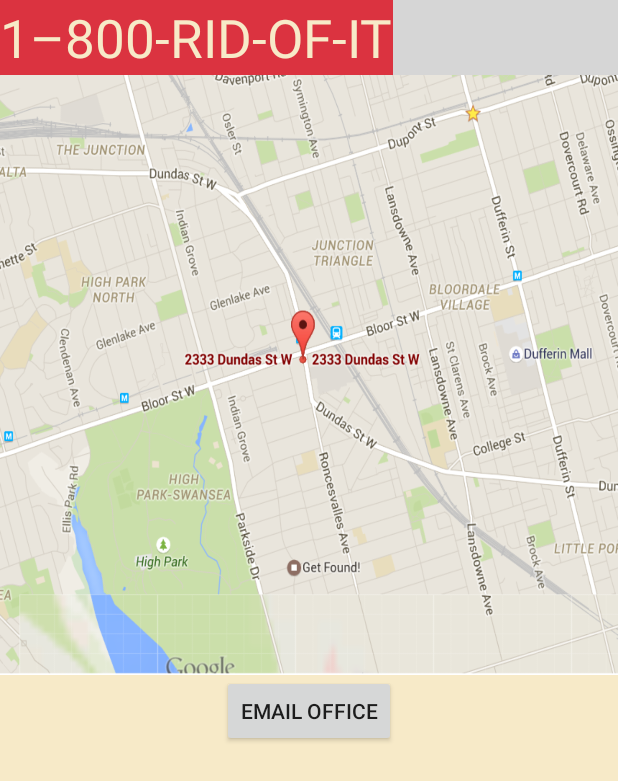
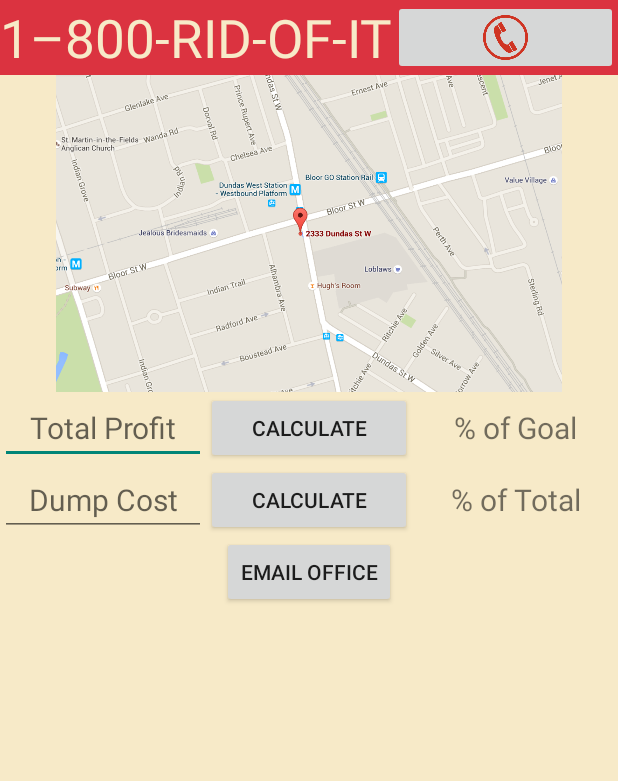
Before and after one commit to Garrison88/JunkApp, an Android app: the screen it shows after launch (TabsViewPagerFragmentActivity), on a phone screen of 412 x 824 dp. Shown: the top 781 px of the screen. Run offline under Robolectric (Android 15) with nearby library versions, the phone set to English and light mode, and no system bars; grey boxes are pictures that could not be loaded.

Commit message:
new comp commit
new ui, calculator, dump list, totals calculator

```diff
--- a/app/src/main/java/com/garrisonthomas/junkapp/Tab1DashFragment.java
+++ b/app/src/main/java/com/garrisonthomas/junkapp/Tab1DashFragment.java
@@ -1,25 +1,17 @@
 package com.garrisonthomas.junkapp;
 
-import android.app.Activity;
-import android.content.ContentResolver;
 import android.content.Intent;
-import android.graphics.Bitmap;
 import android.net.Uri;
 import android.os.Bundle;
-import android.os.Environment;
-import android.provider.MediaStore;
 import android.support.v4.app.Fragment;
-import android.util.Log;
+import android.text.Editable;
 import android.view.LayoutInflater;
 import android.view.View;
 import android.view.ViewGroup;
 import android.widget.Button;
+import android.widget.EditText;
 import android.widget.ImageButton;
-import android.widget.ImageView;
 import android.widget.TextView;
-import android.widget.Toast;
-
-import java.io.File;
 
 /**
  * Created by Android on 5/28/2015.
@@ -64,6 +56,47 @@
             }
         });
 
+        ImageButton officeDirections = (ImageButton) v.findViewById(R.id.office_map_directions);
+        officeDirections.setOnClickListener(new View.OnClickListener() {
+            @Override
+            public void onClick(View v) {
+
+                Intent intent = new Intent(android.content.Intent.ACTION_VIEW,
+                        Uri.parse("https://www.google.ca/search?q=2333+dundas+street+west&oq=2333+dundas&aqs=chrome.0.0j69i57j0l4.2407j0j7&sourceid=chrome&es_sm=122&ie=UTF-8"));
+                startActivity(intent);
+
+            }
+        });
+
+        Button calcTotal = (Button) v.findViewById(R.id.calculate_percentage);
+        final EditText enterTotal = (EditText) v.findViewById(R.id.et_enter_total);
+        final TextView percentOfGoal = (TextView) v.findViewById(R.id.tv_percent_of_goal);
+        calcTotal.setOnClickListener(new View.OnClickListener() {
+            @Override
+            public void onClick(View v) {
+
+                double totalEarnings = Integer.parseInt(enterTotal.getText().toString());
+                String percentOf = String.valueOf(Math.round((totalEarnings / 1400) * 100));
+                percentOfGoal.setText (percentOf+"%");
+                enterTotal.setText("");
+
+            }
+        });
+
+        Button calcDumps = (Button) v.findViewById(R.id.calculate_dump_percentage);
+        final EditText enterDump = (EditText) v.findViewById(R.id.et_enter_dump_cost);
+        final TextView percentOfTotal = (TextView) v.findViewById(R.id.tv_percent_of_total);
+
+        calcDumps.setOnClickListener(new View.OnClickListener() {
+            @Override
+            public void onClick(View v) {
+
+                double total = Integer.parseInt(enterDump.getText().toString());
+                String percentOfT = String.valueOf(Math.round((total / 1400) * 100));
+
+            }
+        });
+
         return v;
 
 
--- a/app/src/main/java/com/garrisonthomas/junkapp/Tab2CalcFragment.java
+++ b/app/src/main/java/com/garrisonthomas/junkapp/Tab2CalcFragment.java
@@ -2,7 +2,6 @@
 
 import android.os.Bundle;
 import android.support.v4.app.Fragment;
-import android.text.Html;
 import android.view.LayoutInflater;
 import android.view.View;
 import android.view.ViewGroup;
@@ -11,9 +10,6 @@
 import android.widget.Button;
 import android.widget.Spinner;
 import android.widget.TextView;
-import android.widget.Toast;
-
-import org.w3c.dom.Text;
 
 import java.util.ArrayList;
 
@@ -138,6 +134,7 @@
 
         Button calcCost = (Button) v.findViewById(R.id.btn_calc_cost);
         Button clearCost = (Button) v.findViewById(R.id.btn_clear_cost);
+        Button addHST = (Button) v.findViewById(R.id.btn_add_hst);
 
         calcCost.setOnClickListener(new View.OnClickListener() {
             @Override
@@ -175,6 +172,20 @@
             }
         });
 
+        addHST.setOnClickListener(new View.OnClickListener() {
+            @Override
+            public void onClick(View v) {
+
+                TextView tvTotal = (TextView) getActivity().findViewById(R.id.load_total);
+                String doubleValue = tvTotal.getText().toString();
+                double beforeTax = Double.parseDouble(doubleValue.substring(1));
+
+                String totalText = Double.toString(Math.round((beforeTax * 1.13) * 100.00) / 100.00);
+                tvTotal.setText("$"+totalText);
+
+            }
+        });
+
             return v;
         }
 
--- a/app/src/main/res/layout/tab1_dash_layout.xml
+++ b/app/src/main/res/layout/tab1_dash_layout.xml
@@ -38,29 +38,113 @@
 
     <ScrollView
         android:layout_width="match_parent"
-        android:layout_height="match_parent"
+        android:layout_height="wrap_content"
         android:fillViewport="true"
-        android:layout_below="@id/dash_layout">
+        android:layout_below="@id/dash_layout"
+        android:id="@+id/scrollView">
 
         <LinearLayout
             android:layout_width="match_parent"
             android:layout_height="wrap_content"
-            android:orientation="vertical">
+            android:orientation="vertical"
+            android:weightSum="1">
 
             <ImageButton
+                android:layout_width="337dp"
+                android:layout_height="211dp"
+                android:layout_gravity="center_horizontal"
+                android:padding="5dp"
+                android:id="@+id/office_map_directions"
+                android:background="@drawable/map" />
+
+            <LinearLayout
                 android:layout_width="match_parent"
-                android:layout_height="400dp"
-                android:padding="5dp"
-                android:id="@+id/office_map"
-                android:background="@drawable/map"/>
+                android:layout_height="wrap_content"
+                android:weightSum="3"
+                android:orientation="horizontal">
 
-            <Button
-                android:layout_width="wrap_content"
+                <EditText
+                    android:layout_width="0dp"
+                    android:layout_height="wrap_content"
+                    android:hint="Total Profit"
+                    android:inputType="number"
+                    android:gravity="center_horizontal|center_vertical"
+                    android:layout_gravity="center_horizontal|center_vertical"
+                    android:textSize="20sp"
+                    android:id="@+id/et_enter_total"
+                    android:layout_weight="1"/>
+
+                <Button
+                    android:layout_width="0dp"
+                    android:layout_height="wrap_content"
+                    android:text="Calculate"
+                    android:gravity="center_horizontal|center_vertical"
+                    android:layout_gravity="center_horizontal|center_vertical"
+                    android:id="@+id/calculate_percentage"
+                    android:layout_weight="1"/>
+
+                <TextView
+                    android:layout_width="0dp"
+                    android:layout_height="wrap_content"
+                    android:textSize="20sp"
+                    android:gravity="center_horizontal|center_vertical"
+                    android:layout_gravity="center_horizontal|center_vertical"
+                    android:text="% of Goal"
+                    android:id="@+id/tv_percent_of_goal"
+                    android:layout_weight="1"/>
+
+            </LinearLayout>
+
+            <LinearLayout
+                android:layout_width="match_parent"
                 android:layout_height="wrap_content"
-                android:id="@+id/office_email"
-                android:text="Email Office"
-                android:layout_gravity="center_horizontal"/>
+                android:weightSum="3"
+                android:orientation="horizontal">
+
+                <EditText
+                    android:layout_width="0dp"
+                    android:layout_height="wrap_content"
+                    android:hint="Dump Cost"
+                    android:inputType="number"
+                    android:gravity="center_horizontal|center_vertical"
+                    android:layout_gravity="center_horizontal|center_vertical"
+                    android:textSize="20sp"
+                    android:id="@+id/et_enter_dump_cost"
+                    android:layout_weight="1"/>
+
+                <Button
+                    android:layout_width="0dp"
+                    android:layout_height="wrap_content"
+                    android:text="Calculate"
+                    android:gravity="center_horizontal|center_vertical"
+                    android:layout_gravity="center_horizontal|center_vertical"
+                    android:id="@+id/calculate_dump_percentage"
+                    android:layout_weight="1"/>
+
+                <TextView
+                    android:layout_width="0dp"
+                    android:layout_height="wrap_content"
+                    android:textSize="20sp"
+                    android:gravity="center_horizontal|center_vertical"
+                    android:layout_gravity="center_horizontal|center_vertical"
+                    android:text="% of Total"
+                    android:id="@+id/tv_percent_of_total"
+                    android:layout_weight="1"/>
+
+            </LinearLayout>
 
         </LinearLayout>
+
     </ScrollView>
+
+    <Button
+        android:layout_width="wrap_content"
+        android:layout_height="wrap_content"
+        android:id="@+id/office_email"
+        android:text="Email Office"
+        android:layout_gravity="center_horizontal"
+        android:layout_below="@+id/scrollView"
+        android:layout_centerHorizontal="true" />
+
+
 </RelativeLayout>
```
Also changed, not shown: app/src/main/java/com/garrisonthomas/junkapp/Tab3DumpFragment.java (+0 -10 lines), app/src/main/res/drawable/map.png, app/src/main/res/drawable/red_phone.png (added).
